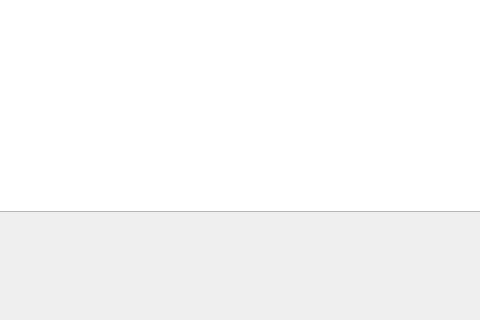
The window that Dialog/MainWindow/MainWindow.ui (DimKysh/QT_TextEditor) describes before a commit, drawn with Qt 5; both pictures show x 265 to 745 and y 448 to 768 of the 1024 by 768 pixel window.
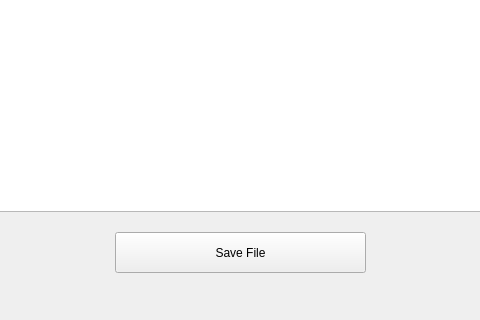
The same window after the commit.

Patch:
```diff
--- a/Dialog/MainWindow/MainWindow.ui
+++ b/Dialog/MainWindow/MainWindow.ui
@@ -50,6 +50,19 @@
      <string>Back</string>
     </property>
    </widget>
+   <widget class="QPushButton" name="pushButtonSaveFile">
+    <property name="geometry">
+     <rect>
+      <x>380</x>
+      <y>680</y>
+      <width>251</width>
+      <height>41</height>
+     </rect>
+    </property>
+    <property name="text">
+     <string>Save File</string>
+    </property>
+   </widget>
   </widget>
   <widget class="QMenuBar" name="menubar">
    <property name="geometry">
```
